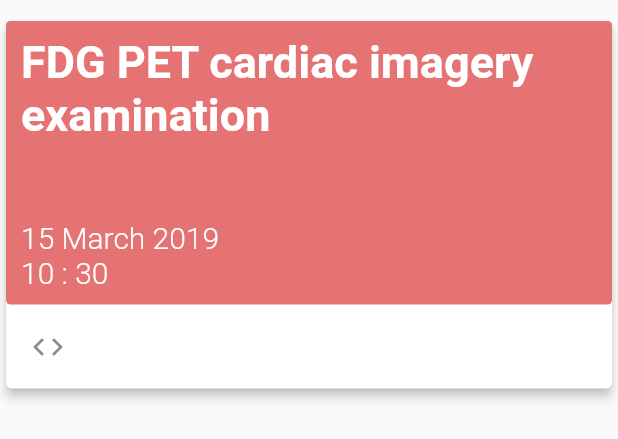
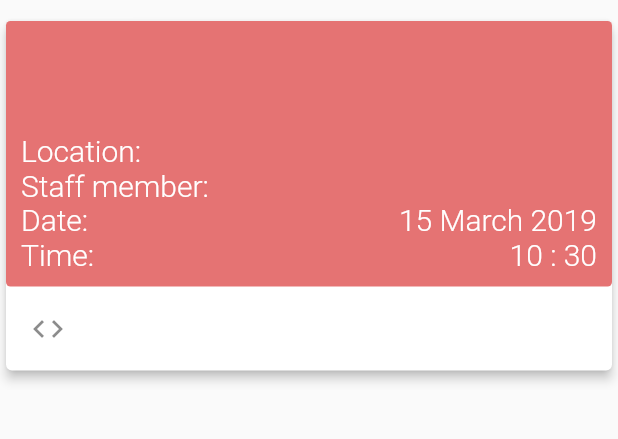
Before and after one commit to dtetruash/prep, a Flutter app: the _CalendarCard widget shown alone on an empty page, opened directly with empty values, on a phone screen of 412 x 824 dp. Shown: the top 439 px of the screen. Run offline on Flutter 3.47's test engine with Material 2 defaults, Android fonts, the phone set to English and light mode, and no system bars; our stand-ins replace cloud_firestore, firebase_core, firebase_messaging, flutter_html, hex; missing offline and left inert: pointycastle; accounts and stored records are empty; statements that could not run were skipped.

Commit message:
Improve app. card styling and replace unrelated icons in screens

```diff
--- a/prep/lib/screens/appointment.screen.dart
+++ b/prep/lib/screens/appointment.screen.dart
@@ -61,8 +61,8 @@ class _AppointmentState extends State<Appointment> {
       ),
       bottomNavigationBar: BottomNavigationBar(
         items: <BottomNavigationBarItem>[
-          BottomNavigationBarItem(icon: Icon(Icons.update), title: Text('Information')),
-          BottomNavigationBarItem(icon: Icon(Icons.accessibility_new), title: Text('Preparation')),
+          BottomNavigationBarItem(icon: Icon(Icons.info), title: Text('Information')),
+          BottomNavigationBarItem(icon: Icon(Icons.sort), title: Text('Preparation')),
           BottomNavigationBarItem(icon: Icon(Icons.edit_attributes), title: Text('Checkups')),
           BottomNavigationBarItem(icon: Icon(Icons.chat), title: Text('Dr. Chat')),
         ],
--- a/prep/lib/screens/dashboard.screen.dart
+++ b/prep/lib/screens/dashboard.screen.dart
@@ -159,14 +159,14 @@ class _DashboardState extends State<Dashboard> {
       documentList = filteredDocuments;
 
       calendarElements.add(_CalendarLabel(documentList.elementAt(0).data['datetime'].toDate()));
-      calendarElements.add(_CalendarCard(documentList.elementAt(0).documentID, documentList.elementAt(0).data['location'], documentList.elementAt(0).data['datetime'].toDate(), documentList.elementAt(0).data['testID']));
+      calendarElements.add(_CalendarCard(documentList.elementAt(0).documentID, documentList.elementAt(0).data['location'], documentList.elementAt(0).data['datetime'].toDate(), documentList.elementAt(0).data['testID'], documentList.elementAt(0).data['doctor'], documentList.elementAt(0).data['testName']));
 
       for (int i = 1; i < documentList.length; i++){
         if (documentList.elementAt(i).data['datetime'].toDate() == (documentList.elementAt(i - 1).data['datetime'].toDate())){
-          calendarElements.add(_CalendarCard(documentList.elementAt(i).documentID, documentList.elementAt(i).data['location'], documentList.elementAt(i).data['datetime'].toDate(), documentList.elementAt(i).data['testID']));
+          calendarElements.add(_CalendarCard(documentList.elementAt(i).documentID, documentList.elementAt(i).data['location'], documentList.elementAt(i).data['datetime'].toDate(), documentList.elementAt(i).data['testID'], documentList.elementAt(i).data['doctor'], documentList.elementAt(i).data['testName']));
         } else {
           calendarElements.add(_CalendarLabel(documentList.elementAt(i).data['datetime'].toDate()));
-          calendarElements.add(_CalendarCard(documentList.elementAt(i).documentID, documentList.elementAt(i).data['location'], documentList.elementAt(i).data['datetime'].toDate(), documentList.elementAt(i).data['testID']));
+          calendarElements.add(_CalendarCard(documentList.elementAt(i).documentID, documentList.elementAt(i).data['location'], documentList.elementAt(i).data['datetime'].toDate(), documentList.elementAt(i).data['testID'], documentList.elementAt(i).data['doctor'], documentList.elementAt(i).data['testName']));
         }
       }
 
@@ -395,10 +395,12 @@ class _CalendarCard extends StatelessWidget {
   final String location;
   final DateTime dateTime;
   final String testID;
+  final String doctorName;
+  final String testName;
   List<Color> colors = [Colors.green[300], Colors.red[300], Colors.blue[300], Colors.orange[300]];
   Color color;
 
-  _CalendarCard(this.name, this.location, this.dateTime, this.testID) {
+  _CalendarCard(this.name, this.location, this.dateTime, this.testID, this.doctorName, this.testName) {
     print(name.hashCode);
     color = colors[name.hashCode % 4];
   }
@@ -428,6 +430,38 @@ class _CalendarCard extends StatelessWidget {
     return hour + " : " + minute;
   }
 
+  Widget _informationRow(String label, String content) {
+    return Container(
+      child: Row(
+        crossAxisAlignment: CrossAxisAlignment.start,
+        mainAxisAlignment: MainAxisAlignment.start,
+        children: <Widget>[
+          Expanded(
+            child: Text(
+              label,
+              style: TextStyle(
+                color: Colors.white,
+                fontSize: 20.0,
+                fontWeight: FontWeight.w300,
+              ),
+            ),
+          ),
+          Expanded(
+            child: Text(
+              content,
+              textAlign: TextAlign.end,
+              style: TextStyle(
+                color: Colors.white,
+                fontSize: 20.0,
+                fontWeight: FontWeight.w300,
+              ),
+            ),
+          )
+        ],
+      )
+    );
+  }
+
   @override
   Widget build(BuildContext context) {
     return Container(
@@ -443,15 +477,6 @@ class _CalendarCard extends StatelessWidget {
                   width: double.infinity,
                   decoration: BoxDecoration(
                     borderRadius: BorderRadius.all(Radius.circular(3.0)),
-//                    gradient: LinearGradient(
-//                      begin: Alignment.topLeft,
-//                      end: Alignment.bottomRight,
-//                      stops: [0.1, 0.9],
-//                      colors: [
-//                        Colors.blue[300],
-//                        Colors.green[300],
-//                      ],
-//                    ),
                   color: color
                   ),
                   //height: 200.0,
@@ -466,7 +491,8 @@ class _CalendarCard extends StatelessWidget {
                             Container(
                               alignment: Alignment.centerLeft,
                               child: Text(
-                                "FDG PET cardiac imagery examination",
+                                testName,
+                                textAlign: TextAlign.center,
                                 style: TextStyle(
                                     color: Colors.white,
                                     fontSize: 30.0,
@@ -478,39 +504,10 @@ class _CalendarCard extends StatelessWidget {
                               color: Colors.transparent,
                               height: 30.0,
                             ),
-                            Container(
-                              alignment: Alignment.centerLeft,
-                              child: Text(
-                                location,
-                                style: TextStyle(
-                                    color: Colors.white,
-                                    fontSize: 20.0,
-                                    fontWeight: FontWeight.w300,
-                                ),
-                              ),
-                            ),
-                            Container(
-                              alignment: Alignment.centerLeft,
-                              child: Text(
-                                dateFormater(dateTime),
-                                style: TextStyle(
-                                    color: Colors.white,
-                                    fontSize: 20.0,
-                                    fontWeight: FontWeight.w300,
-                                ),
-                              ),
-                            ),
-                            Container(
-                              alignment: Alignment.centerLeft,
-                              child: Text(
-                                timeFormater(dateTime),
-                                style: TextStyle(
-                                  color: Colors.white,
-                                  fontSize: 20.0,
-                                  fontWeight: FontWeight.w300,
-                                ),
-                              ),
-                            ),
+                            _informationRow("Location: ", location),
+                            _informationRow("Staff member: ", doctorName),
+                            _informationRow("Date: ", dateFormater(dateTime)),
+                            _informationRow("Time: ", timeFormater(dateTime)),
                           ],
                         ),
                       ],
@@ -520,7 +517,6 @@ class _CalendarCard extends StatelessWidget {
                 ListTile(
                   leading: Icon(Icons.code),
                   title: Text(name),
-                  //subtitle: Text("St. Thomas Hospital - 11:00 am"),
                 ),
               ],
             ),
```
